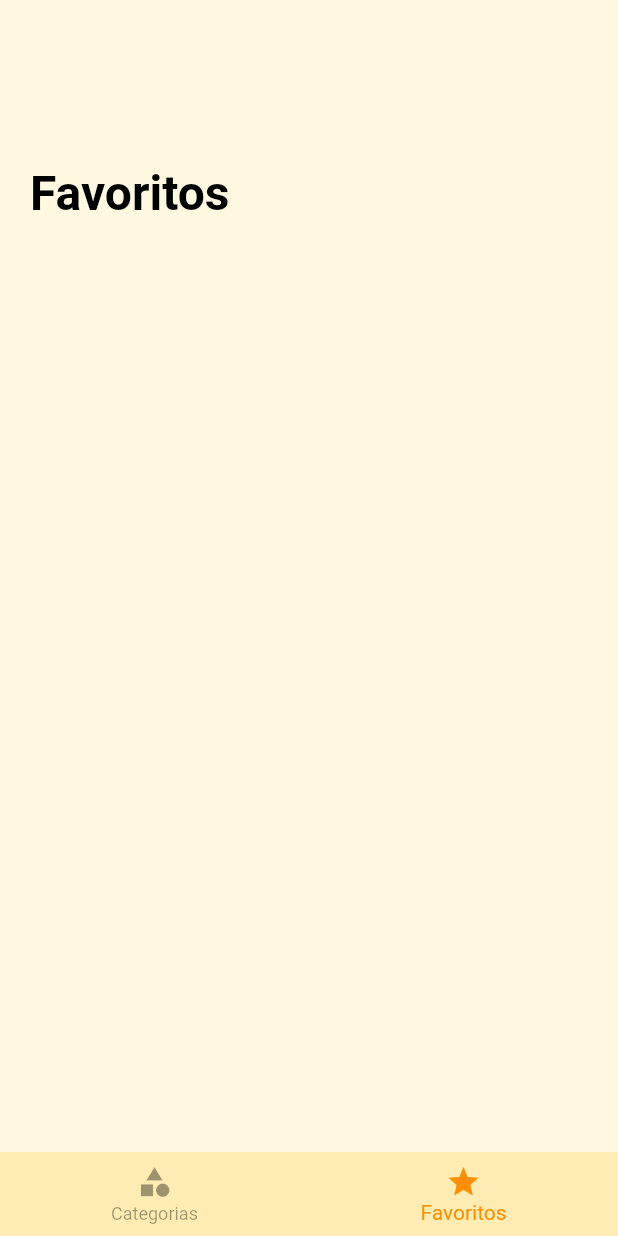
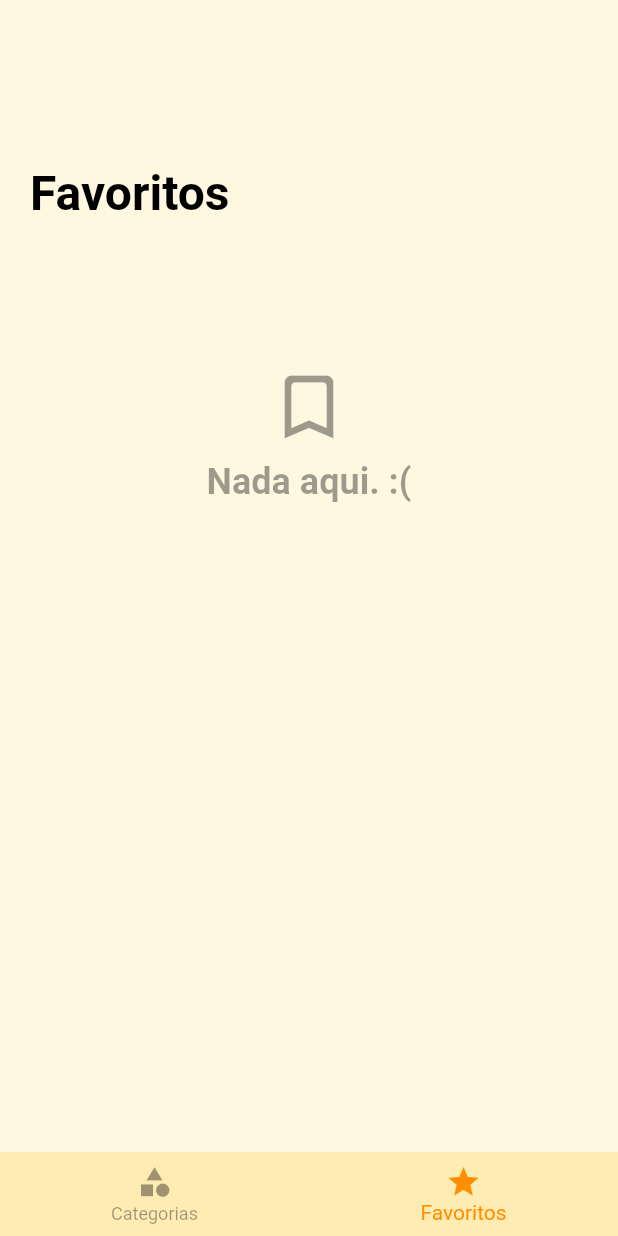
Before and after one commit to alisuetal/Receitas, a Flutter app: the screen it shows after launch, item 2 of the bottom bar chosen, on a phone screen of 412 x 824 dp. Run offline on Flutter 3.47's test engine with Material 2 defaults, Android fonts, the phone set to English and light mode, and no system bars.

Commit message:
CategoryScreen: [*] Favoritos são exibidos corretamente após favoritar uma comida;
MealScreen:
[*] Botão de favorito agora funciona e exibe-se corretamente;

FavoriteScreen:
[*] Favoritos são exibidos corretamente após favoritar uma comida;

```diff
--- a/lib/components/app_bar.dart
+++ b/lib/components/app_bar.dart
@@ -1,15 +1,20 @@
 // ignore_for_file: use_key_in_widget_constructors
-
 import 'package:flutter/material.dart';
 
 class AppBarWidget extends StatelessWidget {
   final String title;
   final bool backButton;
+  final bool? argument;
 
-  const AppBarWidget({required this.title, required this.backButton});
+  const AppBarWidget({required this.title, required this.backButton, this.argument});
 
   void _selectCategory(BuildContext context) {
-    Navigator.pop(context);
+    if(argument != null){
+      Navigator.of(context).pop(argument);
+    }
+    else{
+      Navigator.pop(context);
+    }
   }
 
   @override
--- a/lib/screens/categories_screen.dart
+++ b/lib/screens/categories_screen.dart
@@ -8,7 +8,6 @@ import 'package:receitas/data/dummy_data.dart';
 class CategoriesScreen extends StatelessWidget {
   @override
   Widget build(BuildContext context) {
-    print("hi");
     return Scaffold(
       body: SingleChildScrollView(
         child: Padding(
--- a/lib/screens/favorite_screen.dart
+++ b/lib/screens/favorite_screen.dart
@@ -1,11 +1,27 @@
 // ignore_for_file: use_key_in_widget_constructors
-
 import 'package:flutter/material.dart';
 import 'package:receitas/components/app_bar.dart';
 import 'package:receitas/components/meal.dart';
 import 'package:receitas/models/favorites.dart';
+import 'package:receitas/models/meal.dart';
+import 'package:receitas/utils/app_routes.dart';
 
-class FavoriteScreen extends StatelessWidget{
+class FavoriteScreen extends StatefulWidget{
+  @override
+  State<FavoriteScreen> createState() => _FavoriteScreenState();
+}
+
+class _FavoriteScreenState extends State<FavoriteScreen> {
+  void _selectMeal(BuildContext context, Meal meal){
+    Navigator.of(context).pushNamed(
+      AppRoutes.MEAL_SCREEN,
+      arguments: meal
+    ).then((result){
+        setState(() {});
+      }
+    );
+  }
+
   @override
   Widget build(BuildContext context) {
     final categoryMeals = FavoriteMeals.meals;
@@ -17,6 +33,7 @@ class FavoriteScreen extends StatelessWidget{
           child: Column(
             children: [
               const AppBarWidget(title: 'Favoritos', backButton: false),
+              FavoriteMeals.getMeals().length > 0 ?
               ListView.builder(
                 shrinkWrap: true,
                 physics: const NeverScrollableScrollPhysics(),
@@ -26,9 +43,37 @@ class FavoriteScreen extends StatelessWidget{
                     padding: const EdgeInsets.only(
                       bottom: 24
                     ),
-                    child: MealWidget(categoryMeals[index]),
+                    child: InkWell(
+                      borderRadius: const BorderRadius.all(Radius.circular(12)),
+                      onTap: () {_selectMeal(context, categoryMeals[index]);},
+                      child: MealWidget(categoryMeals[index])
+                    ),
                   );
                 },
+              )
+              : SizedBox(
+                height: 250,
+                child: Column(
+                    mainAxisAlignment: MainAxisAlignment.center,
+                    children: const [
+                      Icon(
+                        Icons.bookmark_border_rounded,
+                        size: 56,
+                        color: Colors.black38
+                      ),
+                      SizedBox(
+                        height: 8,
+                      ),
+                      Text(
+                        "Nada aqui. :(",
+                        style: TextStyle(
+                          fontSize: 24,
+                          fontWeight: FontWeight.w700,
+                          color: Colors.black38
+                        ),
+                      ),
+                    ]
+                ),
               )
             ],
           ),
```
Also changed, not shown: lib/components/category.dart (+19 -3 lines), lib/components/meal.dart (+1 -13 lines), lib/screens/category_screen.dart (+24 -2 lines), lib/screens/meal_screen.dart (+25 -6 lines).
